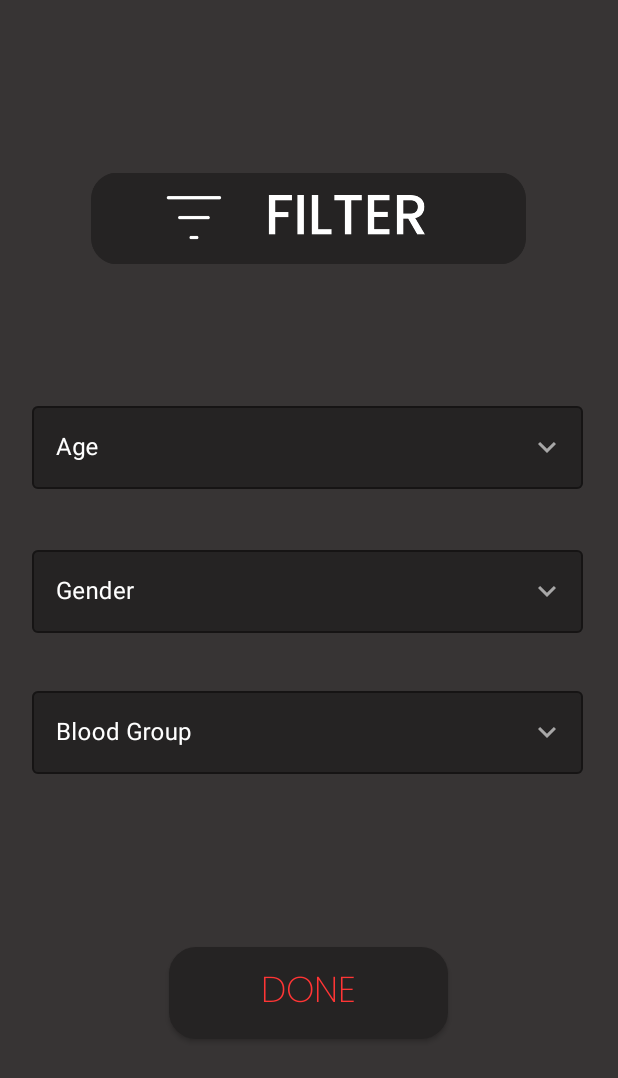
After one commit to Pranavanesh-V/Blood_Donation, an Android app: the Filter_page screen opened directly, with no data from a screen before it, on a phone screen of 412 x 824 dp. The commit adds this screen. Shown: the top 1078 px of the screen. Run offline under Robolectric (Android 15) with nearby library versions, the phone set to English and light mode, and no system bars; Roboto replaces fonts that are not available here.

```diff
--- /dev/null
+++ b/app/src/main/java/com/example/blooddonation/Filter_page.java
@@ -0,0 +1,141 @@
+package com.example.blooddonation;
+
+import android.content.Intent;
+import android.os.Bundle;
+import android.widget.Button;
+import android.widget.PopupMenu;
+
+import androidx.appcompat.app.AppCompatActivity;
+
+import com.google.android.material.textfield.TextInputEditText;
+import com.google.android.material.textfield.TextInputLayout;
+
+public class Filter_page extends AppCompatActivity {
+
+    TextInputLayout Gender,Blood_group,Age;
+    String S_Gender,S_Blood_group,S_Age;
+    TextInputEditText E_Gender,E_Age,E_B_G;
+    Button Done;
+
+    @Override
+    protected void onCreate(Bundle savedInstanceState) {
+        super.onCreate(savedInstanceState);
+        setContentView(R.layout.activity_filter_page);
+
+        Gender=findViewById(R.id.Gender);
+        E_Gender=findViewById(R.id.E_Gender);
+        //blood group
+        Blood_group=findViewById(R.id.Blood_group);
+        E_B_G=findViewById(R.id.E_bg);
+        //Age
+        Age=findViewById(R.id.Age);
+        E_Age=findViewById(R.id.E_age);
+        //Done button
+        Done=findViewById(R.id.Done);
+
+        E_B_G.setOnClickListener(view -> showPopupMenu());
+
+        E_Gender.setOnClickListener(view -> showPopupMenuForGender());
+
+        E_Age.setOnClickListener(view -> showPopupMenuForAge());
+
+        Done.setOnClickListener(view -> {
+            Intent intent=new Intent();
+            intent.putExtra("Age",S_Age);
+            intent.putExtra("Gender",S_Gender);
+            intent.putExtra("Blood_group",S_Blood_group);
+            setResult(RESULT_OK,intent);
+            finish();
+        });
+
+
+
+
+    }
+
+    //For blood group
+    private void showPopupMenu() {
+        PopupMenu popupMenu = new PopupMenu(this,Blood_group);
+        popupMenu.getMenu().add("None");
+        popupMenu.getMenu().add("O+");
+        popupMenu.getMenu().add("O-");
+        popupMenu.getMenu().add("A+");
+        popupMenu.getMenu().add("A-");
+        popupMenu.getMenu().add("B+");
+        popupMenu.getMenu().add("B-");
+        popupMenu.getMenu().add("AB+");
+        popupMenu.getMenu().add("Ab-");
+
+
+
+        // Set an item click listener for the PopupMenu
+        popupMenu.setOnMenuItemClickListener(item -> {
+            // Handle item selection here
+            S_Blood_group = item.getTitle().toString();
+            if (S_Blood_group.equals("None"))
+            {
+                E_B_G.setText("");
+                S_Blood_group=null;
+            }
+            else {
+                E_B_G.setText(S_Blood_group);
+            }
+            return true;
+        });
+        popupMenu.show();
+    }
+
+    //For Age
+    private void showPopupMenuForAge() {
+        PopupMenu popupMenu = new PopupMenu(this, Age);
+        popupMenu.getMenu().add("None");
+        popupMenu.getMenu().add("18-24");
+        popupMenu.getMenu().add("25-34");
+        popupMenu.getMenu().add("35-44");
+        popupMenu.getMenu().add("45-54");
+        popupMenu.getMenu().add("55 Above");
+
+
+        // Set an item click listener for the PopupMenu
+        popupMenu.setOnMenuItemClickListener(item -> {
+            // Handle item selection here
+            S_Age = item.getTitle().toString();
+            if (S_Age.equals("None"))
+            {
+                E_Age.setText("");
+                S_Age=null;
+            }
+            else {
+                E_Age.setText(S_Age);
+            }
+            return true;
+        });
+        popupMenu.show();
+    }
+    //For Gender
+    private void showPopupMenuForGender() {
+        PopupMenu popupMenu = new PopupMenu(this, Age);
+        popupMenu.getMenu().add("None");
+        popupMenu.getMenu().add("Male");
+        popupMenu.getMenu().add("Female");
+
+
+        // Set an item click listener for the PopupMenu
+        popupMenu.setOnMenuItemClickListener(item -> {
+            // Handle item selection here
+            S_Gender = item.getTitle().toString();
+            if (S_Gender.equals("None"))
+            {
+                E_Gender.setText("");
+                S_Gender=null;
+            }
+            else {
+                E_Gender.setText(S_Gender);
+            }
+            return true;
+        });
+        popupMenu.show();
+    }
+
+
+}
--- /dev/null
+++ b/app/src/main/res/drawable/baseline_keyboard_arrow_down_24.xml
@@ -0,0 +1,5 @@
+<vector android:height="24dp" android:tint="#000000"
+    android:viewportHeight="24" android:viewportWidth="24"
+    android:width="24dp" xmlns:android="http://schemas.android.com/apk/res/android">
+    <path android:fillColor="@android:color/white" android:pathData="M7.41,8.59L12,13.17l4.59,-4.58L18,10l-6,6 -6,-6 1.41,-1.41z"/>
+</vector>
--- /dev/null
+++ b/app/src/main/res/layout/activity_filter_page.xml
@@ -0,0 +1,135 @@
+<?xml version="1.0" encoding="utf-8"?>
+<androidx.constraintlayout.widget.ConstraintLayout xmlns:android="http://schemas.android.com/apk/res/android"
+    xmlns:app="http://schemas.android.com/apk/res-auto"
+    xmlns:tools="http://schemas.android.com/tools"
+    android:layout_width="match_parent"
+    android:layout_height="match_parent"
+    tools:context=".Filter_page"
+    android:theme="@style/page71.Blood_Donation"
+    android:background="@color/grey_black">
+
+
+    <ImageView
+        android:id="@+id/Fil"
+        android:layout_width="290dp"
+        android:layout_height="63dp"
+        app:layout_constraintBottom_toBottomOf="parent"
+        app:layout_constraintEnd_toEndOf="parent"
+        app:layout_constraintHorizontal_bias="0.495"
+        app:layout_constraintStart_toStartOf="parent"
+        app:layout_constraintTop_toTopOf="parent"
+        app:layout_constraintVertical_bias="0.15"
+        app:srcCompat="@drawable/filter"
+        tools:ignore="ContentDescription" />
+
+    <com.google.android.material.textfield.TextInputLayout
+        android:id="@+id/Age"
+        style="@style/page8.Blood_Donation"
+        android:layout_width="367dp"
+        android:layout_height="65dp"
+        android:hint="@string/age"
+        app:boxStrokeColor="@color/box_col"
+        app:counterEnabled="false"
+        app:endIconCheckable="true"
+        app:endIconDrawable="@drawable/baseline_keyboard_arrow_down_24"
+        app:endIconMode="custom"
+        app:hintTextColor="@color/white"
+        app:layout_constraintBottom_toBottomOf="parent"
+        app:layout_constraintEnd_toEndOf="parent"
+        app:layout_constraintHorizontal_bias="0.477"
+        app:layout_constraintStart_toStartOf="parent"
+        app:layout_constraintTop_toTopOf="parent"
+        app:layout_constraintVertical_bias="0.35">
+
+        <com.google.android.material.textfield.TextInputEditText
+            android:id="@+id/E_age"
+            android:layout_width="match_parent"
+            android:layout_height="55dp"
+            android:clickable="false"
+            android:focusable="false"
+            android:inputType="textPersonName"
+            android:textColor="@color/white"
+            tools:ignore="TouchTargetSizeCheck,TextContrastCheck"
+            tools:layout_editor_absoluteX="21dp"
+            tools:layout_editor_absoluteY="280dp" />
+    </com.google.android.material.textfield.TextInputLayout>
+
+    <com.google.android.material.textfield.TextInputLayout
+        android:id="@+id/Gender"
+        style="@style/page8.Blood_Donation"
+        android:layout_width="367dp"
+        android:layout_height="65dp"
+        android:hint="@string/gender"
+        app:boxStrokeColor="@color/box_col"
+        app:counterEnabled="false"
+        app:endIconCheckable="true"
+        app:endIconDrawable="@drawable/baseline_keyboard_arrow_down_24"
+        app:endIconMode="custom"
+        app:hintTextColor="@color/white"
+        app:layout_constraintBottom_toBottomOf="parent"
+        app:layout_constraintEnd_toEndOf="parent"
+        app:layout_constraintHorizontal_bias="0.477"
+        app:layout_constraintStart_toStartOf="parent"
+        app:layout_constraintTop_toTopOf="parent"
+        app:layout_constraintVertical_bias="0.476">
+
+        <com.google.android.material.textfield.TextInputEditText
+            android:id="@+id/E_Gender"
+            android:layout_width="match_parent"
+            android:layout_height="55dp"
+            android:clickable="false"
+            android:focusable="false"
+            android:inputType="textPersonName"
+            android:textColor="@color/white"
+            tools:ignore="TouchTargetSizeCheck,TextContrastCheck" />
+    </com.google.android.material.textfield.TextInputLayout>
+
+    <com.google.android.material.textfield.TextInputLayout
+        android:id="@+id/Blood_group"
+        style="@style/page8.Blood_Donation"
+        android:layout_width="367dp"
+        android:layout_height="65dp"
+        android:hint="@string/blood_group"
+        app:boxStrokeColor="@color/box_col"
+        app:counterEnabled="false"
+        app:endIconCheckable="true"
+        app:endIconDrawable="@drawable/baseline_keyboard_arrow_down_24"
+        app:endIconMode="custom"
+        app:hintTextColor="@color/white"
+        app:layout_constraintBottom_toBottomOf="parent"
+        app:layout_constraintEnd_toEndOf="parent"
+        app:layout_constraintHorizontal_bias="0.477"
+        app:layout_constraintStart_toStartOf="parent"
+        app:layout_constraintTop_toTopOf="parent"
+        app:layout_constraintVertical_bias="0.6">
+
+        <com.google.android.material.textfield.TextInputEditText
+            android:id="@+id/E_bg"
+            android:layout_width="match_parent"
+            android:clickable="false"
+            android:focusable="false"
+            android:layout_height="55dp"
+            android:inputType="textPersonName"
+            android:textColor="@color/white"
+            tools:ignore="TouchTargetSizeCheck,TextContrastCheck" />
+    </com.google.android.material.textfield.TextInputLayout>
+
+    <Button
+        android:id="@+id/Done"
+        android:layout_width="186dp"
+        android:layout_height="61dp"
+        android:background="@drawable/btn_style"
+        android:fontFamily="@font/poppins_extralight"
+        android:text="@string/done"
+        android:textColor="@color/red"
+        android:textSize="24sp"
+        app:layout_constraintBottom_toBottomOf="parent"
+        app:layout_constraintEnd_toEndOf="parent"
+        app:layout_constraintHorizontal_bias="0.498"
+        app:layout_constraintStart_toStartOf="parent"
+        app:layout_constraintTop_toTopOf="parent"
+        app:layout_constraintVertical_bias="0.828"
+        tools:ignore="TextContrastCheck" />
+
+
+</androidx.constraintlayout.widget.ConstraintLayout>
--- a/app/src/main/res/values/strings.xml
+++ b/app/src/main/res/values/strings.xml
@@ -57,5 +57,8 @@ OWNER
     <string name="gender">Gender</string>
     <string name="abc_gmail_com">abc@gmail.com</string>
     <string name="search">Search</string>
+    <string name="done">Done</string>
+    <string name="age">Age</string>
+    <string name="location">Location</string>
 
 </resources>
```
Also changed, not shown: app/src/main/AndroidManifest.xml (+7 -1 lines), app/src/main/java/com/example/blooddonation/Profile.java (added, +14 -0 lines), app/src/main/java/com/example/blooddonation/home_page.java (+63 -2 lines), app/src/main/res/layout/activity_home_page.xml (+7 -5 lines), app/src/main/res/layout/activity_profile.xml (added, +22 -0 lines), app/src/main/res/drawable/filter.png (added).
